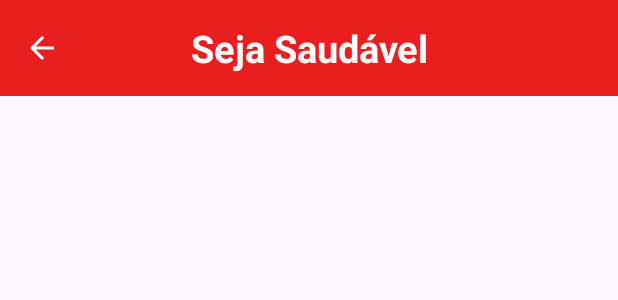
After one commit to harrissondutra/APP_SejaSaudavel, an Android app: the layout toolbar.xml on its own in the app's theme, with its tools: preview values and no code run, on a phone screen of 412 x 824 dp. The commit adds this screen. Shown: the top 300 px of the screen. Run offline under Robolectric (Android 15) with nearby library versions, the light colour scheme and no system bars.

Commit message:
1.0.1 - Alteração de Toolbar e ícones de retornos para a Activity Anterior

```diff
--- a/app/src/main/java/com/estudo/app_dietacheck/MainActivity.kt
+++ b/app/src/main/java/com/estudo/app_dietacheck/MainActivity.kt
@@ -25,7 +25,7 @@ class MainActivity : AppCompatActivity() {
         binding = ActivityMainBinding.inflate(layoutInflater)
 
         setContentView(binding.root)
-        window.statusBarColor = Color.WHITE
+        window.statusBarColor = getColor(R.color.colorPrimary)
 //        window.statusBarColor = Color.rgb(233, 30, 30)
 
         val mainItens = mutableListOf<MainItem>()
--- /dev/null
+++ b/app/src/main/res/drawable/baseline_arrow_back_24.xml
@@ -0,0 +1,5 @@
+<vector xmlns:android="http://schemas.android.com/apk/res/android" android:autoMirrored="true" android:height="24dp" android:tint="#FFFFFF" android:viewportHeight="24" android:viewportWidth="24" android:width="24dp">
+
+    <path android:fillColor="@android:color/white" android:pathData="M20,11H7.83l5.59,-5.59L12,4l-8,8 8,8 1.41,-1.41L7.83,13H20v-2z"/>
+
+</vector>
--- /dev/null
+++ b/app/src/main/res/layout/toolbar.xml
@@ -0,0 +1,36 @@
+<?xml version="1.0" encoding="utf-8"?>
+<androidx.constraintlayout.widget.ConstraintLayout
+    xmlns:android="http://schemas.android.com/apk/res/android"
+    xmlns:app="http://schemas.android.com/apk/res-auto"
+    android:layout_width="match_parent"
+    android:layout_height="wrap_content">
+
+    <com.google.android.material.appbar.MaterialToolbar
+        android:id="@+id/main_toolbar"
+        android:layout_width="match_parent"
+        android:layout_height="wrap_content"
+        android:layout_gravity="center"
+        android:background="@color/red"
+        app:layout_constraintStart_toStartOf="parent"
+        app:navigationIcon="@drawable/baseline_arrow_back_24"
+        app:layout_constraintTop_toTopOf="parent">
+
+     <!--   <ImageView
+            android:id="@+id/logo_toolbar"
+            android:layout_width="40dp"
+            android:layout_height="40dp"
+            android:src="@drawable/baseline_medical_services_24"></ImageView>
+-->
+        <TextView
+            android:id="@+id/txt_toolbar"
+            android:layout_width="wrap_content"
+            android:layout_height="wrap_content"
+            android:layout_gravity="center"
+            android:text="@string/principal_name"
+            android:textAlignment="center"
+            android:textColor="@color/white"
+            android:textSize="25sp"
+            android:textStyle="bold" />
+    </com.google.android.material.appbar.MaterialToolbar>
+
+</androidx.constraintlayout.widget.ConstraintLayout>
--- a/app/src/main/res/values/strings.xml
+++ b/app/src/main/res/values/strings.xml
@@ -9,7 +9,7 @@
     <string name="label_imc">IMC</string>
     <string name="label_tmb">TMB</string>
     <string name="txt_calculate">Calcular IMC</string>
-    <string name="validate">Todos os campos devem ser maior que 0 (zero)</string>
+    <string name="validate">Todos os campos devem ser maiores que 0 (zero)</string>
     <string name="titleIMC">Cálculo de IMC</string>
     <string name="initial_value">0.0</string>
     <string name="txt_result">Seu IMC é:</string>
@@ -22,6 +22,7 @@
     <string name="list_response">Resultado: %1$.2f, data: %2$s</string>
     <string name="save">Salvar</string>
     <string name="sucess_save">Dados salvos com sucesso</string>
+    <string name="list_all">Histórico IMC</string>
 
 
 </resources>
--- a/app/src/main/res/values/themes.xml
+++ b/app/src/main/res/values/themes.xml
@@ -4,6 +4,7 @@
         <!-- Customize your light theme here. -->
         <item name="colorPrimary">@color/colorPrimary</item>
         <item name="android:textColor">@color/black</item>
+        <item name="android:textColorSecondary">@color/white</item>
     </style>
 
     <style name="Theme.APP_DietaCheck" parent="Base.Theme.APP_DietaCheck">
```
Also changed, not shown: app/src/main/AndroidManifest.xml (+5 -3 lines), app/src/main/java/com/estudo/app_dietacheck/ImcActivity.kt (+33 -6 lines), app/src/main/java/com/estudo/app_dietacheck/ListCalcActivity.kt (+10 -0 lines), app/src/main/res/layout/activity_imc.xml (+6 -3 lines), app/src/main/res/layout/activity_list_calc.xml (+8 -1 lines).
